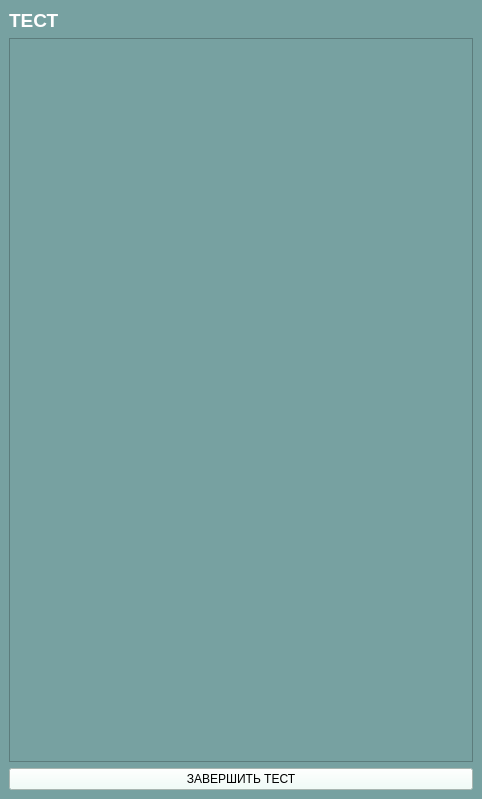
First picture: the form in test.ui, repository xiaoticc/maths_project, before the edit.
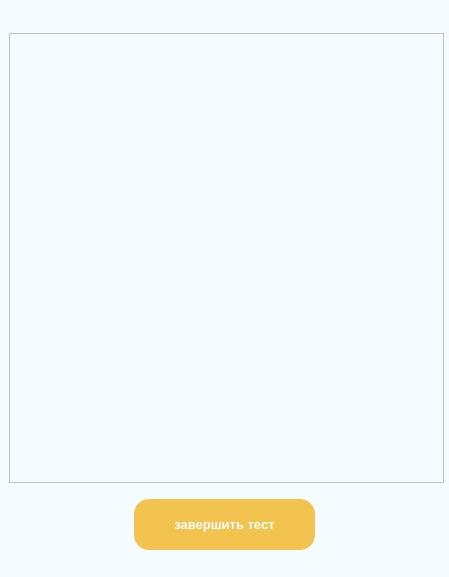
Second picture: the form after the edit.

What changed in the file:
```diff
--- a/test.ui
+++ b/test.ui
@@ -2,12 +2,15 @@
 <ui version="4.0">
  <class>MainWindow</class>
  <widget class="QMainWindow" name="MainWindow">
+  <property name="enabled">
+   <bool>true</bool>
+  </property>
   <property name="geometry">
    <rect>
     <x>0</x>
     <y>0</y>
-    <width>482</width>
-    <height>799</height>
+    <width>449</width>
+    <height>577</height>
    </rect>
   </property>
   <property name="sizePolicy">
@@ -18,68 +21,120 @@
   </property>
   <property name="minimumSize">
    <size>
-    <width>482</width>
-    <height>799</height>
+    <width>449</width>
+    <height>577</height>
    </size>
   </property>
   <property name="maximumSize">
    <size>
-    <width>482</width>
-    <height>799</height>
+    <width>449</width>
+    <height>577</height>
    </size>
   </property>
   <property name="windowTitle">
    <string>MainWindow</string>
   </property>
+  <property name="layoutDirection">
+   <enum>Qt::LeftToRight</enum>
+  </property>
+  <property name="autoFillBackground">
+   <bool>false</bool>
+  </property>
   <property name="styleSheet">
-   <string notr="true">background-color: rgb(119, 161, 161);</string>
+   <string notr="true">background-color:#f4fcff;</string>
   </property>
   <widget class="QWidget" name="centralwidget">
    <layout class="QVBoxLayout" name="verticalLayout_2">
-    <item>
-     <widget class="QLabel" name="label">
-      <property name="font">
-       <font>
-        <pointsize>14</pointsize>
-        <weight>75</weight>
-        <bold>true</bold>
-       </font>
-      </property>
-      <property name="styleSheet">
-       <string notr="true">color: rgb(255, 255, 255);</string>
-      </property>
-      <property name="text">
-       <string>ТЕСТ</string>
-      </property>
-     </widget>
-    </item>
     <item>
      <widget class="QScrollArea" name="scrollArea">
+      <property name="sizePolicy">
+       <sizepolicy hsizetype="Fixed" vsizetype="Fixed">
+        <horstretch>43</horstretch>
+        <verstretch>0</verstretch>
+       </sizepolicy>
+      </property>
+      <property name="minimumSize">
+       <size>
+        <width>435</width>
+        <height>450</height>
+       </size>
+      </property>
+      <property name="maximumSize">
+       <size>
+        <width>435</width>
+        <height>435</height>
+       </size>
+      </property>
       <property name="widgetResizable">
        <bool>true</bool>
       </property>
-      <widget class="QWidget" name="scrollAreaWidgetContents_2">
+      <widget class="QWidget" name="scrollAreaWidgetContents">
+       <property name="enabled">
+        <bool>true</bool>
+       </property>
        <property name="geometry">
         <rect>
          <x>0</x>
          <y>0</y>
-         <width>462</width>
-         <height>721</height>
+         <width>433</width>
+         <height>448</height>
         </rect>
        </property>
       </widget>
      </widget>
     </item>
     <item>
-     <widget class="QPushButton" name="btn_endt">
-      <property name="styleSheet">
-       <string notr="true">
-background-color: rgb(237, 255, 248);</string>
+     <layout class="QHBoxLayout" name="horizontalLayout">
+      <property name="spacing">
+       <number>0</number>
       </property>
-      <property name="text">
-       <string>ЗАВЕРШИТЬ ТЕСТ</string>
-      </property>
-     </widget>
+      <item>
+       <widget class="QPushButton" name="btn_endt">
+        <property name="sizePolicy">
+         <sizepolicy hsizetype="Fixed" vsizetype="Fixed">
+          <horstretch>0</horstretch>
+          <verstretch>0</verstretch>
+         </sizepolicy>
+        </property>
+        <property name="minimumSize">
+         <size>
+          <width>181</width>
+          <height>51</height>
+         </size>
+        </property>
+        <property name="maximumSize">
+         <size>
+          <width>181</width>
+          <height>51</height>
+         </size>
+        </property>
+        <property name="font">
+         <font>
+          <family>Segoe UI</family>
+          <pointsize>10</pointsize>
+          <weight>75</weight>
+          <bold>true</bold>
+         </font>
+        </property>
+        <property name="styleSheet">
+         <string notr="true">QPushButton {
+	background-color:#f2c44f;
+	border-width: 2px;
+	border-radius: 15px;
+    color: white
+}
+
+QPushbutton:pressed {
+	background-color: white
+
+}</string>
+        </property>
+        <property name="text">
+         <string>завершить тест</string>
+        </property>
+       </widget>
+      </item>
+     </layout>
     </item>
    </layout>
   </widget>
```
